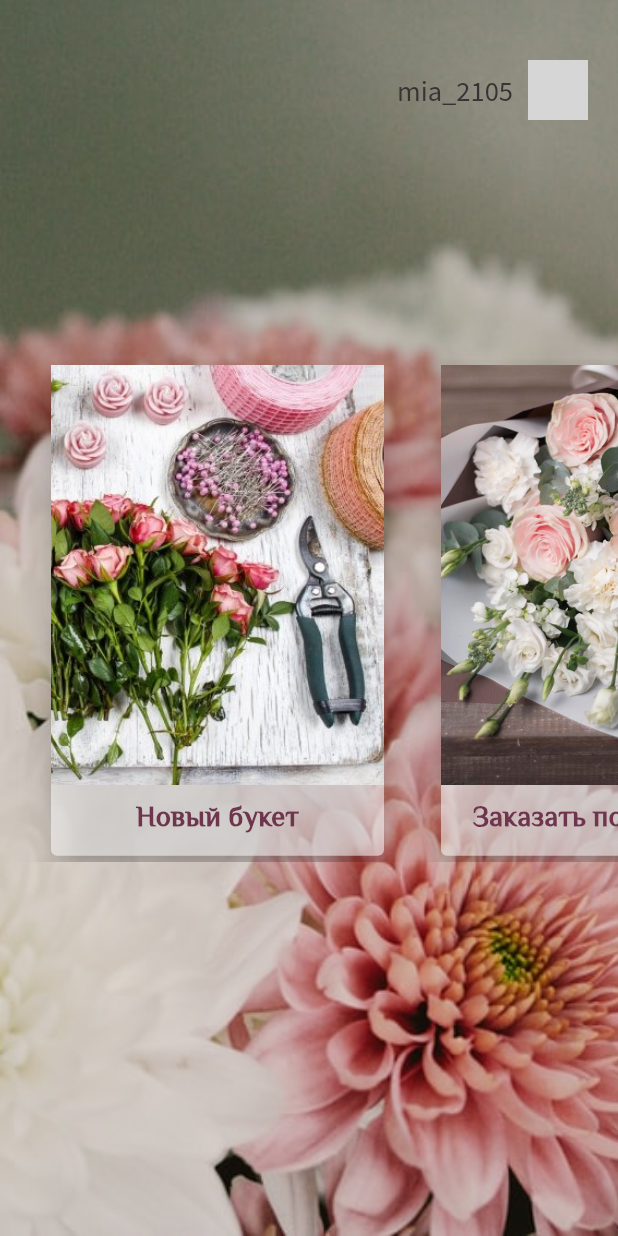
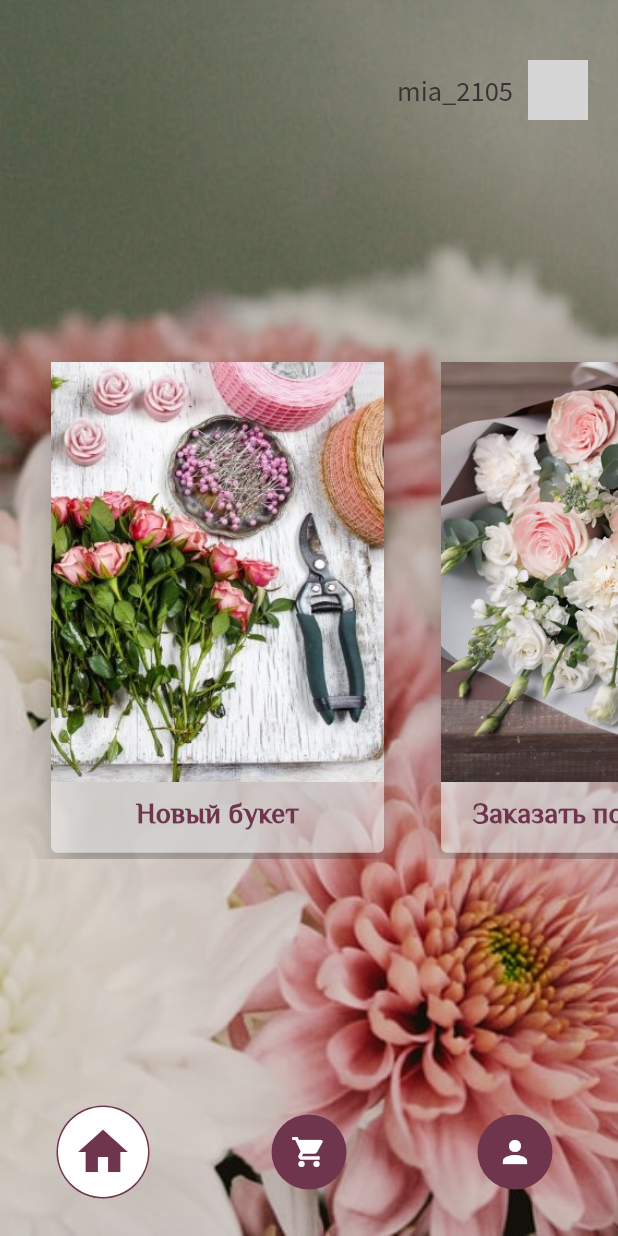
Before and after one commit to ermeevar/FlowerUserUI, a Flutter app: the screen it shows after launch, on a phone screen of 412 x 824 dp. Run offline on Flutter 3.47's test engine with Material 2 defaults, Android fonts, the light colour scheme and no system bars; network calls fail; grey boxes are pictures that could not be loaded.

Commit message:
Add custom navigationBar

```diff
--- a/lib/main.dart
+++ b/lib/main.dart
@@ -1,5 +1,5 @@
 import 'dart:io';
-import 'package:flower_user_ui/screens/main.menu/main.menu.content.dart';
+import 'package:flower_user_ui/screens/navigation.menu.dart';
 import 'package:flutter/material.dart';
 
 class MyHttpOverrides extends HttpOverrides{
@@ -61,7 +61,7 @@ class MyApp extends StatelessWidget {
               )
           )
       ),
-      home: MainMenuContent(),
+      home: NavigationMenu(),
     );
   }
 }
--- a/lib/screens/main.menu/main.menu.content.dart
+++ b/lib/screens/main.menu/main.menu.content.dart
@@ -23,22 +23,14 @@ class MainMenuContent extends StatelessWidget {
   @override
   Widget build(BuildContext context) {
     return Scaffold(
-      backgroundColor: Colors.white,
-      body: Container(
-          decoration: BoxDecoration(
-            image: DecorationImage(
-              image: AssetImage("resources/images/background.menu.jpg"),
-              fit: BoxFit.cover,
-            ),
-          ),
-          child: Column(
-            mainAxisAlignment: MainAxisAlignment.spaceBetween,
-            children: [
-              _accountInfo(context),
-              _bouquetCards(context),
-              Container(height: 100,)
-            ],
-          )
+      backgroundColor: Colors.transparent,
+      body: Column(
+        mainAxisAlignment: MainAxisAlignment.spaceBetween,
+        children: [
+          _accountInfo(context),
+          _bouquetCards(context),
+          Container(height: 10,)
+        ],
       ));
   }
   Widget _accountInfo(context){
--- /dev/null
+++ b/lib/screens/navigation.menu.dart
@@ -0,0 +1,112 @@
+import 'package:flutter/cupertino.dart';
+import 'package:flutter/material.dart';
+
+import 'main.menu/main.menu.content.dart';
+
+class NavigationMenu extends StatefulWidget{
+  @override
+  NavigationMenuState createState() => NavigationMenuState();
+}
+
+class NavigationMenuState extends State<NavigationMenu> {
+  int _selectedIndex = 0;
+  List<Widget> _pages = <Widget>[
+    MainMenuContent(),
+    Text(
+      'Index 1: Business'
+    ),
+    Text(
+      'Index 2: School'
+    ),
+  ];
+
+  @override
+  Widget build(BuildContext context) {
+    return Container(
+      decoration: BoxDecoration(
+        color: Colors.white,
+        image: DecorationImage(
+          image: _selectedIndex==0?AssetImage("resources/images/background.menu.jpg"):AssetImage(""),
+          fit: BoxFit.cover,
+        ),
+      ),
+      child: Scaffold(
+        backgroundColor: Colors.transparent,
+        body: Container(
+          child: _pages.elementAt(_selectedIndex),
+        ),
+        bottomNavigationBar: BottomNavigationBar(
+          elevation: 0,
+          showSelectedLabels: false,
+          backgroundColor: Colors.transparent,
+          items: <BottomNavigationBarItem>[
+            BottomNavigationBarItem(
+              activeIcon: CircleAvatar(
+                  radius: 31,
+                  backgroundColor: Color.fromRGBO(110,53, 76, 1),
+                  child: CircleAvatar(
+                      radius: 30,
+                      backgroundColor:
+                      Colors.white,
+                      child: Icon(
+                        Icons.home,
+                        color: Color.fromRGBO(110, 53, 76, 1),
+                        size: 40,
+                      ))),
+              icon: CircleAvatar(
+                  radius: 25,
+                  backgroundColor: Color.fromRGBO(110, 53, 76, 1),
+                  child: Icon(Icons.home, color: Colors.white,)),
+              label: "",
+            ),
+            BottomNavigationBarItem(
+              activeIcon: CircleAvatar(
+                  radius: 31,
+                  backgroundColor: Color.fromRGBO(110,53, 76, 1),
+                  child: CircleAvatar(
+                      radius: 30,
+                      backgroundColor:
+                      Colors.white,
+                      child: Icon(
+                        Icons.shopping_cart,
+                        color: Color.fromRGBO(110, 53, 76, 1),
+                        size: 40,
+                      ))),
+              icon: CircleAvatar(
+                  radius: 25,
+                  backgroundColor: Color.fromRGBO(110, 53, 76, 1),
+                  child: Icon(Icons.shopping_cart, color: Colors.white,)),
+              label: "",
+            ),
+            BottomNavigationBarItem(
+              activeIcon: CircleAvatar(
+                  radius: 31,
+                  backgroundColor: Color.fromRGBO(110,53, 76, 1),
+                  child: CircleAvatar(
+                      radius: 30,
+                      backgroundColor:
+                      Colors.white,
+                      child: Icon(
+                        Icons.person,
+                        color: Color.fromRGBO(110, 53, 76, 1),
+                        size: 40,
+                      ))),
+              icon: CircleAvatar(
+                  radius: 25,
+                  backgroundColor: Color.fromRGBO(110, 53, 76, 1),
+                  child: Icon(Icons.person, color: Colors.white,)),
+              label: "",
+            ),
+          ],
+          currentIndex: _selectedIndex,
+          selectedItemColor: Colors.amber[800],
+          onTap: (index){
+            setState(() {
+              _selectedIndex = index;
+            });
+          },
+        ),
+      )
+    );
+  }
+}
```
